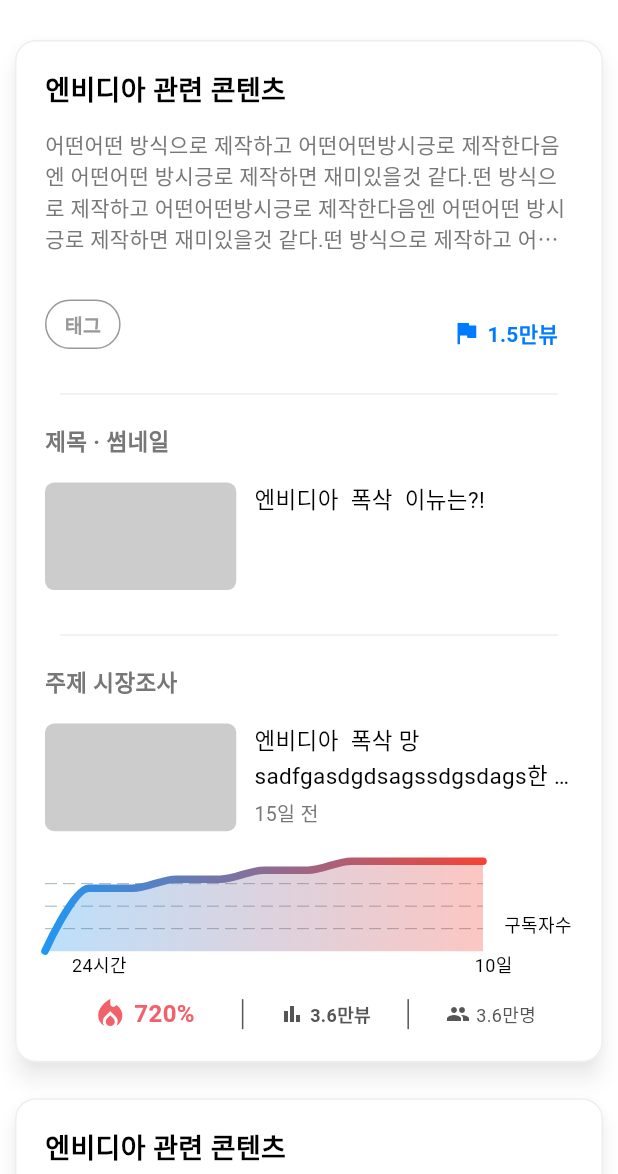
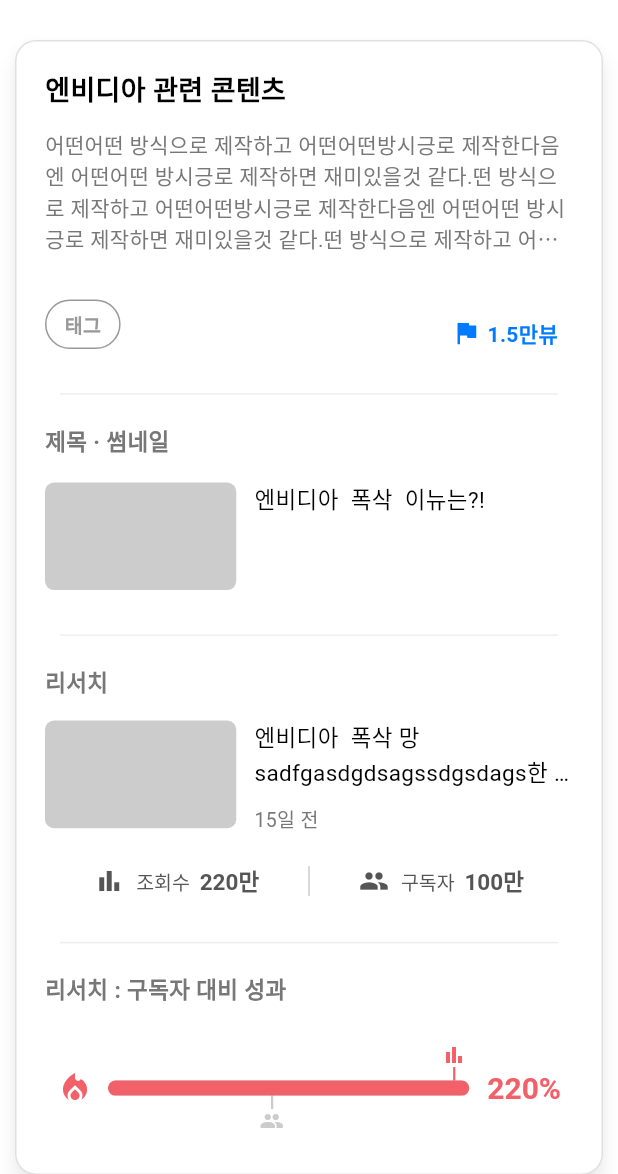
Before and after one commit to wavideo/creator_planner, a Flutter app: the screen it shows after launch, on a phone screen of 412 x 824 dp, the part 62-1236 px from its top. Run offline on Flutter 3.47's test engine with Material 3 defaults, Android fonts, the phone set to English and light mode, and no system bars; drawn by our look-alikes of fl_chart.

Commit message:
imp - 구독자 대비 조회수 그래프 UI 구현

```diff
--- a/lib/ui/pages/home/widgets/idea_card.dart
+++ b/lib/ui/pages/home/widgets/idea_card.dart
@@ -1,6 +1,6 @@
 import 'package:creator_planner/theme/colors.dart';
-import 'package:creator_planner/ui/pages/home/widgets/reference_video.dart';
-import 'package:creator_planner/ui/pages/home/widgets/title_thumbnail_box.dart';
+import 'package:creator_planner/ui/pages/home/widgets/reference_video_section.dart';
+import 'package:creator_planner/ui/pages/home/widgets/title_thumbnail_section.dart';
 import 'package:creator_planner/ui/widgets/border_card.dart';
 import 'package:flutter/material.dart';
 
@@ -22,8 +22,8 @@
           children: [
             groupIdeaColumn(context),
             groupTagAndGoalRow(context),
-            TitleThumbnailBox(context: context),
-            ReferenceVideoBox(),
+            TitleThumbnailSection(context: context),
+            ReferenceVideoSection(views: 2200000, subscribers: 1000000),
           ],
         ),
       ),
--- /dev/null
+++ b/lib/ui/pages/home/widgets/reference_video_section.dart
@@ -0,0 +1,137 @@
+import 'package:creator_planner/theme/colors.dart';
+import 'package:creator_planner/ui/pages/home/widgets/views_ratio_indicator.dart';
+import 'package:creator_planner/ui/widgets/section_with_title.dart';
+import 'package:creator_planner/utils/number_util.dart';
+import 'package:flutter/material.dart';
+
+class ReferenceVideoSection extends StatelessWidget {
+  final int views;
+  final int subscribers;
+
+  const ReferenceVideoSection({
+    required this.views,
+    required this.subscribers,
+    super.key,
+  });
+
+  @override
+  Widget build(BuildContext context) {
+    double ratio = views / subscribers;
+
+    return SectionWithTitle(
+      icon: Icons.search,
+      title: '리서치',
+      child: Column(
+        crossAxisAlignment: CrossAxisAlignment.start,
+        children: [
+          groupVideoRow(context),
+          SizedBox(height: 20),
+          groupViewsRow(context, views: views, subscribers: subscribers),
+          SectionWithTitle(icon: Icons.search, title: '리서치 : 구독자 대비 성과', child: Padding(
+            padding: const EdgeInsets.all(8.0),
+            child: ViewsRatioIndicator(ratio: ratio),
+          )),
+        ],
+      ),
+    );
+  }
+
+  Widget groupVideoRow(BuildContext context) {
+    return Row(
+      mainAxisAlignment: MainAxisAlignment.start,
+      crossAxisAlignment: CrossAxisAlignment.start,
+      children: [
+        Flexible(
+          flex: 3,
+          child: Container(
+            decoration: BoxDecoration(
+              borderRadius: BorderRadius.circular(6),
+              color: AppColor.lightGray20.of(context),
+            ),
+            child: AspectRatio(aspectRatio: 16 / 9, child: Container()),
+          ),
+        ),
+        SizedBox(width: 12),
+        Flexible(
+          flex: 5,
+          child: Column(
+            crossAxisAlignment: CrossAxisAlignment.start,
+            mainAxisAlignment: MainAxisAlignment.start,
+            children: [
+              Text('엔비디아  폭삭 망sadfgasdgdsagssdgsdags한 이뉴는?!',
+                  style: TextStyle(fontSize: 15),
+                  maxLines: 2,
+                  overflow: TextOverflow.ellipsis),
+              SizedBox(height: 10),
+              Text('15일 전',
+                  style: TextStyle(
+                      fontSize: 13, color: AppColor.gray20.of(context))),
+            ],
+          ),
+        ),
+      ],
+    );
+  }
+
+  Widget groupViewsRow(BuildContext context,
+      {required int views, required int subscribers}) {
+    var color = AppColor.gray30.of(context);
+    return Column(
+      children: [
+        Row(
+          mainAxisAlignment: MainAxisAlignment.center,
+          children: [
+            Flexible(
+                flex: 5,
+                child: Row(
+                    crossAxisAlignment: CrossAxisAlignment.center,
+                    mainAxisAlignment: MainAxisAlignment.center,
+                    children: [
+                      Icon(Icons.bar_chart, size: 20, color: color),
+                      SizedBox(width: 8),
+                      RichText(
+                        text: TextSpan(
+                            text: '조회수  ',
+                            style: TextStyle(fontSize: 13, color: color),
+                            children: [
+                              TextSpan(
+                                  text: '${formatNumber(views)}',
+                                  style: TextStyle(
+                                      fontSize: 15,
+                                      fontWeight: FontWeight.w600))
+                            ]),
+                      ),
+                    ])),
+            SizedBox(
+                height: 20,
+                child: VerticalDivider(
+                    width: 1,
+                    thickness: 1,
+                    color: AppColor.lightGray20.of(context))),
+            Flexible(
+                flex: 5,
+                child: Row(
+                    crossAxisAlignment: CrossAxisAlignment.center,
+                    mainAxisAlignment: MainAxisAlignment.center,
+                    children: [
+                      Icon(Icons.group, size: 20, color: color),
+                      SizedBox(width: 8),
+                      RichText(
+                        text: TextSpan(
+                            text: '구독자  ',
+                            style: TextStyle(fontSize: 13, color: color),
+                            children: [
+                              TextSpan(
+                                  text: '${formatNumber(subscribers)}',
+                                  style: TextStyle(
+                                      fontSize: 15,
+                                      fontWeight: FontWeight.w600))
+                            ]),
+                      ),
+                    ])),
+          ],
+        ),
+      ],
+    );
+  }
+}
--- a/lib/ui/pages/home/widgets/title_thumbnail_box.dart
+++ b/lib/ui/pages/home/widgets/title_thumbnail_section.dart
@@ -1,9 +1,9 @@
 import 'package:creator_planner/theme/colors.dart';
-import 'package:creator_planner/ui/widgets/custom_box2.dart';
+import 'package:creator_planner/ui/widgets/section_with_title.dart';
 import 'package:flutter/material.dart';
 
-class TitleThumbnailBox extends StatelessWidget {
-  const TitleThumbnailBox({
+class TitleThumbnailSection extends StatelessWidget {
+  const TitleThumbnailSection({
     super.key,
     required this.context,
   });
@@ -12,7 +12,7 @@
 
   @override
   Widget build(BuildContext context) {
-    return CustomBox2(
+    return SectionWithTitle(
       icon: Icons.ads_click,
       title: '제목 · 썸네일',
       child: Row(
--- /dev/null
+++ b/lib/ui/pages/home/widgets/views_ratio_indicator.dart
@@ -0,0 +1,132 @@
+import 'dart:math';
+
+import 'package:creator_planner/theme/colors.dart';
+import 'package:flutter/material.dart';
+
+class ViewsRatioIndicator extends StatelessWidget {
+  final double ratio;
+  const ViewsRatioIndicator({
+    required this.ratio,
+    super.key,
+  });
+
+  @override
+  Widget build(BuildContext context) {
+    var primaryColor = switch (ratio) {
+      <= 0.8 => AppColor.gray20.of(context),
+      <= 1.2 => AppColor.gray30.of(context),
+      <= 1.9 => AppColor.containerRed30.of(context),
+      _ => AppColor.primaryRed.of(context),
+    };
+    var color = AppColor.lightGray20.of(context);
+
+    return Column(
+      children: [
+        Row(
+          children: [
+            Icon(
+              Icons.local_fire_department,
+              color: primaryColor,
+            ),
+            SizedBox(width: 10),
+            Expanded(
+              child: Stack(
+                alignment: Alignment.center,
+                children: [
+                  groupValue(context,
+                      isViews: false,
+                      ratio: ratio,
+                      color: color,
+                      primaryColor: primaryColor),
+                  groupValue(context,
+                      isViews: true,
+                      ratio: ratio,
+                      color: color,
+                      primaryColor: primaryColor),
+                  LinearProgressIndicator(
+                    value: ratio < 1 ? ratio : 1,
+                    valueColor: AlwaysStoppedAnimation(primaryColor),
+                    backgroundColor: color,
+                    minHeight: 10,
+                    borderRadius: BorderRadius.circular(8),
+                  ),
+                ],
+              ),
+            ),
+            SizedBox(width: 12),
+            RichText(
+              text: TextSpan(
+                  text: '${ratio<0.05 ? (ratio * 1000).round()/10 : (ratio * 20).round() * 5}%',
+                  style: TextStyle(
+                      fontSize: 20,
+                      color: primaryColor,
+                      fontWeight: FontWeight.w600)),
+            ),
+          ],
+        ),
+      ],
+    );
+  }
+
+  SizedBox groupValue(BuildContext context,
+      {required bool isViews,
+      required double ratio,
+      required Color color,
+      required Color primaryColor}) {
+    int ratioInt = (ratio * 100).round();
+
+    int leftFlex = isViews
+        ? ratioInt.clamp(1, 100)
+        : ratioInt >= 100
+            ? (10000 / ratioInt).round().clamp(1, 100)
+            : 100;
+
+    int rightFlex = max(1, 100 - leftFlex);
+
+    return SizedBox(
+      width: double
+          .infinity, // Set a specific width or leave it as infinity for flexible layouts
+      child: Row(
+        children: [
+          Spacer(flex: leftFlex),
+          Visibility(
+            visible: isViews,
+            replacement: Column(
+              children: [
+                SizedBox(height: 30),
+                SizedBox(
+                  height: 14,
+                  child: VerticalDivider(
+                    width: 1,
+                    thickness: 1.5,
+                    color: color,
+                  ),
+                ),
+                Row(
+                  children: [
+                    Icon(Icons.people, color: color, size: 16),
+                  ],
+                )
+              ],
+            ),
+            child: Column(
+              children: [
+                Icon(Icons.bar_chart, color: primaryColor, size: 16),
+                SizedBox(
+                  height: 14,
+                  child: VerticalDivider(
+                    width: 1,
+                    thickness: 1.5,
+                    color: primaryColor,
+                  ),
+                ),
+                SizedBox(height: 30),
+              ],
+            ),
+          ),
+          Spacer(flex: rightFlex),
+        ],
+      ),
+    );
+  }
+}
--- a/lib/ui/widgets/border_card.dart
+++ b/lib/ui/widgets/border_card.dart
@@ -17,7 +17,7 @@
   Widget build(BuildContext context) {
     return Card(
       shape: RoundedRectangleBorder(
-          side: BorderSide(color: AppColor.containerGray10.of(context)),
+          side: BorderSide(color: AppColor.containerGray20.of(context).withValues(alpha: 0.6)),
           borderRadius: BorderRadius.circular(borderRadius ?? 14)),
       elevation: 6,
       shadowColor: Colors.black.withValues(alpha: 0.4),
--- a/lib/ui/widgets/custom_box2.dart
+++ b/lib/ui/widgets/section_with_title.dart
@@ -1,11 +1,11 @@
 import 'package:creator_planner/theme/colors.dart';
 import 'package:flutter/material.dart';
 
-class CustomBox2 extends StatelessWidget {
+class SectionWithTitle extends StatelessWidget {
   final IconData icon;
   final String title;
   final Widget child;
-  const CustomBox2(
+  const SectionWithTitle(
       {required this.icon,
       required this.title,
       required this.child,
--- a/lib/ui/pages/home/widgets/reference_video.dart
+++ b/lib/ui/widgets/unused/views_chart.dart
@@ -1,32 +1,17 @@
 import 'package:creator_planner/theme/colors.dart';
-import 'package:creator_planner/ui/widgets/custom_box2.dart';
 import 'package:fl_chart/fl_chart.dart';
 import 'package:flutter/material.dart';
 
-class ReferenceVideoBox extends StatelessWidget {
-  const ReferenceVideoBox({
+class ViewsChart extends StatelessWidget {
+  const ViewsChart(
+    this.context, {
     super.key,
   });
 
+  final BuildContext context;
+
   @override
   Widget build(BuildContext context) {
-    return CustomBox2(
-      icon: Icons.search,
-      title: '주제 시장조사',
-      child: Column(
-        crossAxisAlignment: CrossAxisAlignment.start,
-        children: [
-          groupVideoRow(context),
-          SizedBox(height: 20),
-          viewsChart(context),
-          SizedBox(height: 10),
-          groupViewsRow(context),
-        ],
-      ),
-    );
-  }
-
-  Widget viewsChart(BuildContext context) {
     return Row(
       children: [
         Flexible(flex: 0, child: SizedBox()),
@@ -154,95 +139,4 @@
       ],
     );
   }
-
-  Widget groupVideoRow(BuildContext context) {
-    return Row(
-      mainAxisAlignment: MainAxisAlignment.start,
-      crossAxisAlignment: CrossAxisAlignment.start,
-      children: [
-        Flexible(
-          flex: 3,
-          child: Container(
-            decoration: BoxDecoration(
-              borderRadius: BorderRadius.circular(6),
-              color: AppColor.lightGray20.of(context),
-            ),
-            child: AspectRatio(aspectRatio: 16 / 9, child: Container()),
-          ),
-        ),
-        SizedBox(width: 12),
-        Flexible(
-          flex: 5,
-          child: Column(
-            crossAxisAlignment: CrossAxisAlignment.start,
-            mainAxisAlignment: MainAxisAlignment.start,
-            children: [
-              Text('엔비디아  폭삭 망sadfgasdgdsagssdgsdags한 이뉴는?!',
-                  style: TextStyle(fontSize: 15),
-                  maxLines: 2,
-                  overflow: TextOverflow.ellipsis),
-              SizedBox(height: 4),
-              Text('15일 전',
-                  style: TextStyle(
-                      fontSize: 13, color: AppColor.gray20.of(context))),
-            ],
-          ),
-        ),
-      ],
-    );
-  }
-
-  Row groupViewsRow(BuildContext context) {
-    var primaryColor = AppColor.primaryRed.of(context);
-    var color = AppColor.gray30.of(context);
-    return Row(
-      mainAxisAlignment: MainAxisAlignment.center,
-      children: [
-        Flexible(
-            flex: 6,
-            child: Row(
-                crossAxisAlignment: CrossAxisAlignment.center,
-                mainAxisAlignment: MainAxisAlignment.center,
-                children: [
-                  Icon(Icons.local_fire_department, color: primaryColor),
-                  SizedBox(width: 4),
-                  Text('720%',
-                      style: TextStyle(
-                          fontSize: 16,
-                          fontWeight: FontWeight.w600,
-                          color: primaryColor))
-                ])),
-        SizedBox(
-            height: 20,
-            child: VerticalDivider(width: 1, thickness: 1, color: color)),
-        Flexible(
-            flex: 5,
-            child: Row(
-                crossAxisAlignment: CrossAxisAlignment.center,
-                mainAxisAlignment: MainAxisAlignment.center,
-                children: [
-                  Icon(Icons.bar_chart, size: 16, color: color),
-                  SizedBox(width: 4),
-                  Text('3.6만뷰',
-                      style: TextStyle(
-                          fontSize: 12,
-                          fontWeight: FontWeight.w600,
-                          color: color)),
-                ])),
-        SizedBox(
-            height: 20,
-            child: VerticalDivider(width: 1, thickness: 1, color: color)),
-        Flexible(
-            flex: 5,
-            child: Row(
-                crossAxisAlignment: CrossAxisAlignment.center,
-                mainAxisAlignment: MainAxisAlignment.center,
-                children: [
-                  Icon(Icons.group, size: 16, color: color),
-                  SizedBox(width: 4),
-                  Text('3.6만명', style: TextStyle(fontSize: 12, color: color))
-                ])),
-      ],
-    );
-  }
 }
--- /dev/null
+++ b/lib/utils/number_util.dart
@@ -0,0 +1,13 @@
+String formatNumber(int number) {
+  if (number < 100) return '$number';
+  if (number < 1000) return '${(number / 10).round() * 10}';
+  if (number < 10000) return '${(number / 100).round() * 100}';
+  if (number < 100000) {
+    double value = (number / 1000).round() / 10;
+    return value == value.toInt() ? '${value.toInt()}만' : '${value}만';
+  }
+  if (number < 1000000) return '${(number / 10000).round()}만';
+  if (number < 10000000) return '${(number / 100000).round() * 10}만';
+  if (number < 100000000) return '${(number / 1000000).round() * 100}만';
+    return '${(number / 100000000).floor()}억';
+}
```
Also changed, not shown: lib/ui/widgets/unused/custom_box.dart (renamed from lib/ui/widgets/custom_box.dart), 4 other files.
